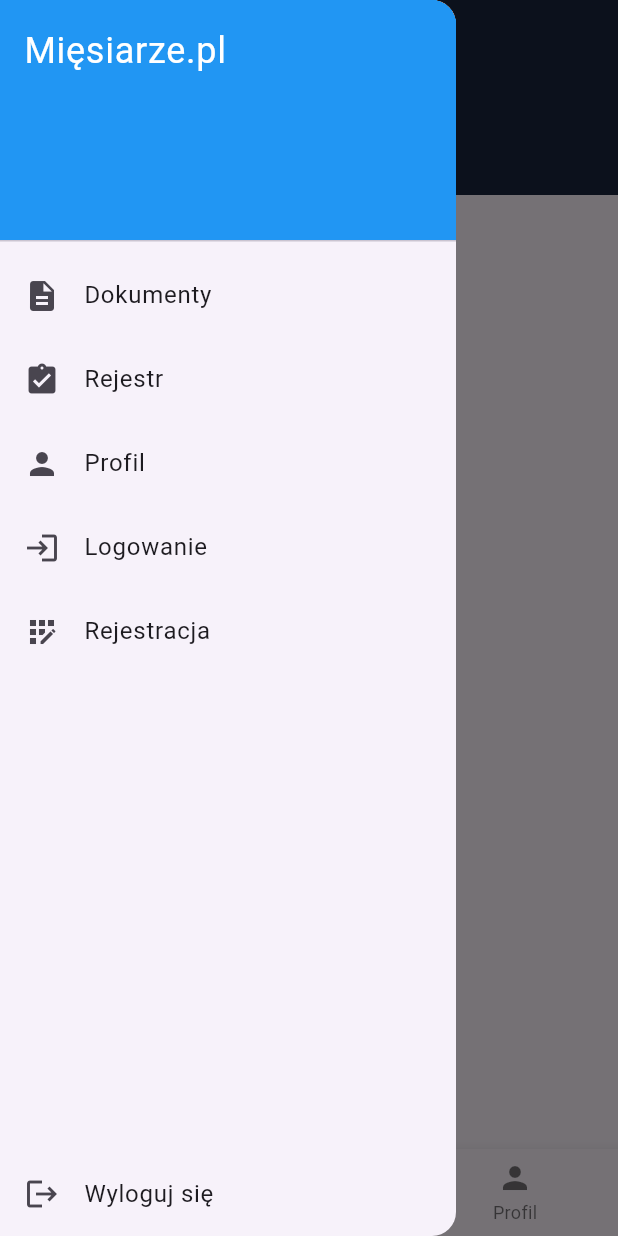
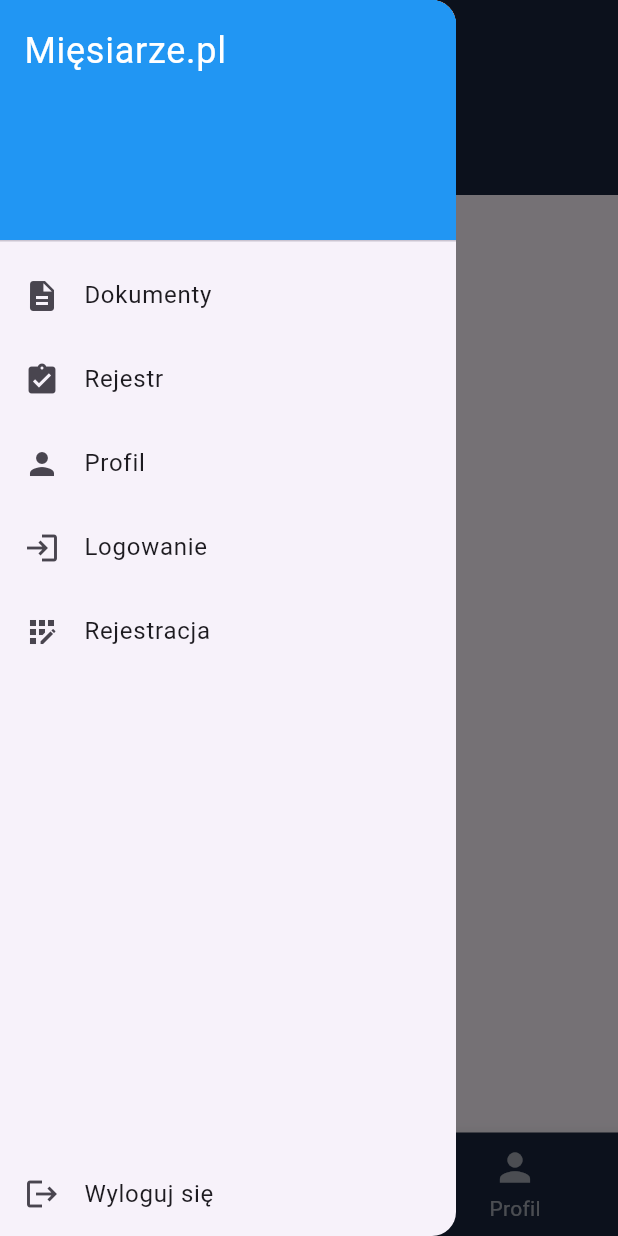
Before and after one commit to ZMejer/Miesiarze.pl, a Flutter app: the screen it shows after launch, in the side drawer, after a tap on the "arrow back ios" icon, on a phone screen of 412 x 824 dp. Run offline on Flutter 3.47's test engine with Material 3 defaults, Android fonts, the phone set to English and light mode, and no system bars; our stand-ins replace google_fonts, qr_flutter, sqflite; accounts and stored records are empty.

Commit message:
zakladki ladny wyglond

```diff
--- a/src/lib/documents_screen.dart
+++ b/src/lib/documents_screen.dart
@@ -68,8 +68,6 @@ class _DocumentsScreenState extends State<DocumentsScreen> {
             return const Center(child: CircularProgressIndicator());
           } else if (snapshot.hasError) {
             return Center(child: Text('Błąd: ${snapshot.error}'));
-          } else if (!snapshot.hasData || snapshot.data!.isEmpty) {
-            return const Center(child: Text('Brak zezwoleń'));
           }
 
           final permits = snapshot.data!;
--- a/src/lib/main.dart
+++ b/src/lib/main.dart
@@ -48,11 +48,11 @@ class _MainScreenState extends State<MainScreen> {
       appBar: AppBar(
         leading: Builder(
           builder: (context) => Padding(
-            padding: const EdgeInsets.only(left: 20.0, top: 20.0), // Przesunięcie ikony w prawo (odstęp od lewej krawędzi)
+            padding: const EdgeInsets.only(left: 20.0, top: 20.0),
             child: IconButton(
               icon: Icon(
                 Icons.arrow_back_ios,
-                size: 27.0, // Powiększenie ikony
+                size: 27.0,
                 color: Colors.white,
               ),
               onPressed: () => Scaffold.of(context).openDrawer(),
@@ -63,7 +63,7 @@ class _MainScreenState extends State<MainScreen> {
         toolbarHeight: 130,
         centerTitle: true,
         title: Padding(
-          padding: const EdgeInsets.only(top: 30), // przesunięcie w dół
+          padding: const EdgeInsets.only(top: 30),
           child: Text(
             'Mięsiarze.pl',
             style: GoogleFonts.lato(
@@ -76,7 +76,6 @@ class _MainScreenState extends State<MainScreen> {
           ),
         ),
       ),
-
       drawer: Drawer(
         child: Column(
           children: [
@@ -150,25 +149,39 @@ class _MainScreenState extends State<MainScreen> {
           ],
         ),
       ),
-
       body: IndexedStack(
         index: _currentIndex,
         children: _screens,
       ),
       bottomNavigationBar: BottomNavigationBar(
+        backgroundColor: Color(0xFF1A263E),
         currentIndex: _currentIndex,
         onTap: (index) => setState(() => _currentIndex = index),
-        items: const [
+        selectedItemColor: Colors.white,
+        unselectedItemColor: Colors.white.withOpacity(0.6),
+        showUnselectedLabels: true,
+        selectedFontSize: 16.0,
+        unselectedFontSize: 14.0,
+        items: [
           BottomNavigationBarItem(
-            icon: Icon(Icons.description),
+            icon: Icon(
+              Icons.description,
+              size: 30.0,
+            ),
             label: 'Dokumenty',
           ),
           BottomNavigationBarItem(
-            icon: Icon(Icons.assignment_turned_in),
+            icon: Icon(
+              Icons.assignment_turned_in,
+              size: 30.0,
+            ),
             label: 'Rejestr',
           ),
           BottomNavigationBarItem(
-            icon: Icon(Icons.person),
+            icon: Icon(
+              Icons.person,
+              size: 30.0,
+            ),
             label: 'Profil',
           ),
         ],
--- a/src/lib/profile_screen.dart
+++ b/src/lib/profile_screen.dart
@@ -1,8 +1,27 @@
 import 'package:flutter/material.dart';
 import 'auth_service.dart';
 
-class ProfileScreen extends StatelessWidget {
+class ProfileScreen extends StatefulWidget {
   const ProfileScreen({super.key});
+
+  @override
+  _ProfileScreenState createState() => _ProfileScreenState();
+}
+
+class _ProfileScreenState extends State<ProfileScreen> with SingleTickerProviderStateMixin {
+  late TabController _tabController;
+
+  @override
+  void initState() {
+    super.initState();
+    _tabController = TabController(length: 2, vsync: this);
+  }
+
+  @override
+  void dispose() {
+    _tabController.dispose();
+    super.dispose();
+  }
 
   @override
   Widget build(BuildContext context) {
@@ -14,13 +33,16 @@ class ProfileScreen extends StatelessWidget {
       );
     }
 
-    // Definiowanie koloru obramowania wokół CircleAvatar
-    const Color avatarBorderColor = Color(0xFFF7F2FA); // Kolor #f7f2fa
-    const Color profileBackgroundColor = Color(0xFF1A263E); // Kolor tła niebieskiego
+    const Color avatarBorderColor = Color(0xFFF7F2FA);
+    const Color profileBackgroundColor = Color(0xFF1A263E);
+    const Color themeColor = Color(0xFF1A263E);
 
     return Scaffold(
-      backgroundColor: Colors.grey[200],
-      body: Stack(
+      body: Column(
+        children: [
+          // Główna sekcja z informacjami o użytkowniku
+          Expanded(
+            child: Stack(
               children: [
                 Column(
                   crossAxisAlignment: CrossAxisAlignment.start,
@@ -33,27 +55,12 @@ class ProfileScreen extends StatelessWidget {
                     Expanded(
                       child: Padding(
                         padding: const EdgeInsets.all(16),
-                  child: Column(
-                    crossAxisAlignment: CrossAxisAlignment.start,
-                    children: [
-                      const SizedBox(height: 40), // odstęp pod „Profil”
-                      Text('Imię: ${user['name']}'),
-                      Text('Nazwisko: ${user['surname']}'),
-                      Text('Email: ${user['email']}'),
-                      Text('Płeć: ${user['gender'] == 0 ? 'Kobieta' : 'Mężczyzna'}'),
-                      Text('Data urodzenia: ${user['birthdate']}'),
-                      Text('Telefon: ${user['phone_number']}'),
-                      Text('Numer karty: ${user['card_number']}'),
-                      Text('Student: ${user['is_student'] == 1 ? 'Tak' : 'Nie'}'),
-                    ],
-                  ),
                       ),
                     ),
                   ],
                 ),
-          // Prostokąt z napisem z imieniem użytkownika
                 Positioned(
-            top: 50, // Ustawiamy początek prostokąta tuż pod kółkiem
+                  top: 50,
                   left: 20,
                   right: 20,
                   height: 140,
@@ -66,12 +73,12 @@ class ProfileScreen extends StatelessWidget {
                       padding: const EdgeInsets.symmetric(vertical: 25),
                       alignment: Alignment.center,
                       child: Column(
-                  mainAxisAlignment: MainAxisAlignment.end, // Wyrównanie tekstu do dołu
+                        mainAxisAlignment: MainAxisAlignment.end,
                         children: [
                           Text(
-                      '${user['name']} ${user['surname']}', // Zmieniony na dynamiczne imię
+                            '${user['name']} ${user['surname']}',
                             style: TextStyle(
-                        color: Colors.black,
+                              color: themeColor,
                               fontWeight: FontWeight.bold,
                               fontSize: 20,
                             ),
@@ -81,18 +88,17 @@ class ProfileScreen extends StatelessWidget {
                     ),
                   ),
                 ),
-          // Kółko z wyższym z-indexem (później w kodzie, dlatego ma wyższy z-index)
                 Positioned(
-            top: 0, // Przesuwamy kółko wyżej, aby było nad paskiem
-            left: MediaQuery.of(context).size.width / 2 - 60, // Wyśrodkowanie kółka
+                  top: 0,
+                  left: MediaQuery.of(context).size.width / 2 - 60,
                   child: Container(
                     decoration: BoxDecoration(
                       shape: BoxShape.circle,
-                color: avatarBorderColor, // Biały kolor z #f7f2fa
+                      color: avatarBorderColor,
                     ),
-              padding: const EdgeInsets.all(8), // Odstęp wewnętrzny, aby zrobić efekt border
+                    padding: const EdgeInsets.all(8),
                     child: CircleAvatar(
-                radius: 55, // Rozmiar okręgu
+                      radius: 55,
                       backgroundImage: NetworkImage(
                         'https://www.w3schools.com/w3images/avatar2.png',
                       ),
@@ -102,6 +108,75 @@ class ProfileScreen extends StatelessWidget {
                 ),
               ],
             ),
+          ),
+
+          // Określamy wysokość dla TabBar + TabBarView razem
+          Container(
+            height: 510, // Określona wysokość dla TabBar i TabBarView razem
+            child: Column(
+              children: [
+                // TabBar
+                Container(
+                  height: 50, // Wysokość TabBar
+                  child: TabBar(
+                    splashFactory: NoSplash.splashFactory,
+                    overlayColor: MaterialStateProperty.resolveWith<Color?>(
+                            (Set<MaterialState> states) {
+                          // Use the default focused overlay color
+                          return states.contains(MaterialState.focused) ? null : Colors.transparent;
+                        }
+                    ),
+                    dividerColor: Colors.transparent,
+                    controller: _tabController,
+                    tabs: const [
+                      Tab(text: 'Dane osobowe'),
+                      Tab(text: 'Galeria ryb'),
+                    ],
+                    indicatorColor: themeColor,
+                    labelColor: themeColor,
+                    unselectedLabelStyle: TextStyle(
+                      color: themeColor.withOpacity(0.6),
+                    ),
+                  ),
+                ),
+                // TabBarView
+                Expanded(
+                  child: TabBarView(
+                    controller: _tabController,
+                    children: [
+                      Padding(
+                        padding: const EdgeInsets.all(16),
+                        child: Column(
+                          crossAxisAlignment: CrossAxisAlignment.start,
+                          children: [
+                            Text('Imię: ${user['name']}'),
+                            Text('Nazwisko: ${user['surname']}'),
+                            Text('Email: ${user['email']}'),
+                            Text('Płeć: ${user['gender'] == 0 ? 'Kobieta' : 'Mężczyzna'}'),
+                            Text('Data urodzenia: ${user['birthdate']}'),
+                            Text('Telefon: ${user['phone_number']}'),
+                            Text('Numer karty: ${user['card_number']}'),
+                            Text('Student: ${user['is_student'] == 1 ? 'Tak' : 'Nie'}'),
+                          ],
+                        ),
+                      ),
+                      Padding(
+                        padding: const EdgeInsets.all(16),
+                        child: Text(
+                          'GALERIA',
+                          style: TextStyle(fontSize: 24, fontWeight: FontWeight.bold),
+                        ),
+                      ),
+                    ],
+                  ),
+                ),
+              ],
+            ),
+          ),
+        ],
+      ),
     );
+
+
   }
 }
```
Lines whose indentation alone changed are shown as unchanged.
